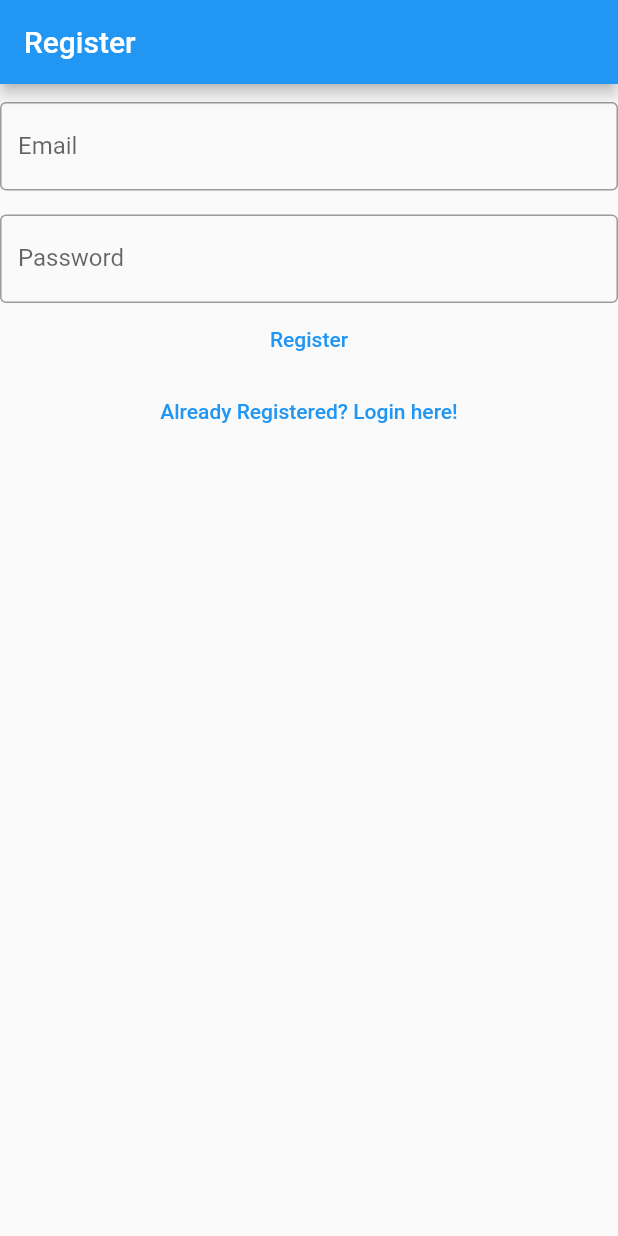
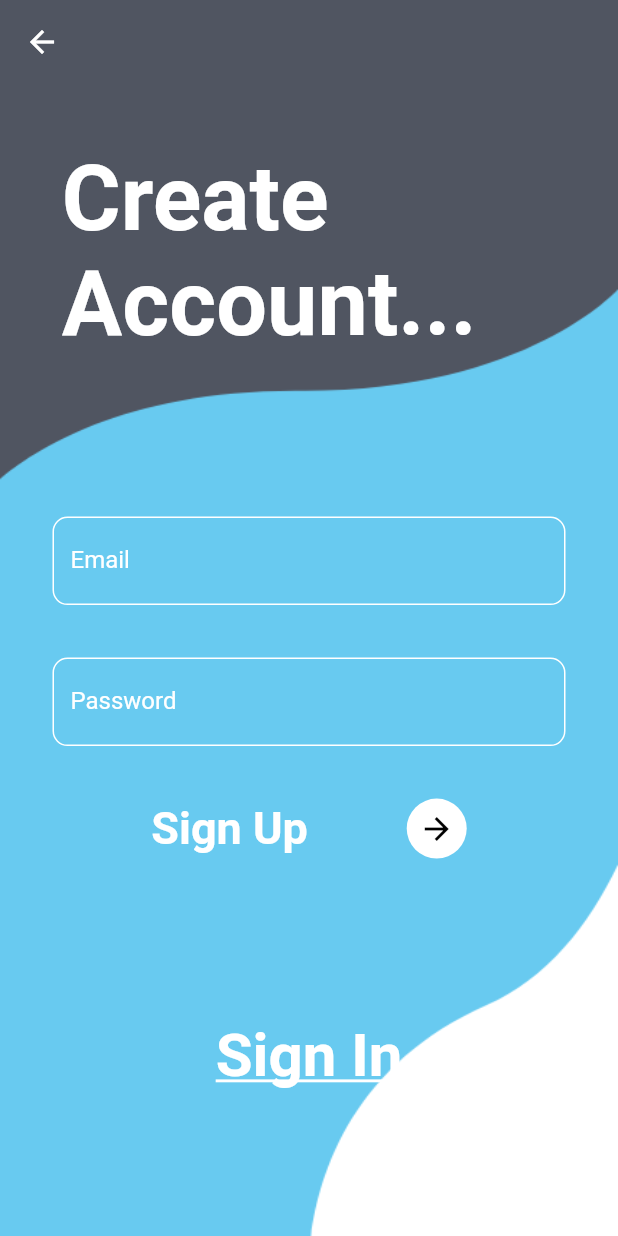
Before and after one commit to Premanshtomar/Notes-App, a Flutter app: the screen it shows after launch, after a tap on "Sign up", on a phone screen of 412 x 824 dp. Run offline on Flutter 3.47's test engine with Material 2 defaults, Android fonts, the phone set to English and light mode, and no system bars; our stand-ins replace firebase_auth, firebase_core; accounts and stored records are empty; network calls fail.

Commit message:
Changed register screen to a better version.

```diff
--- a/lib/Views/login_view.dart
+++ b/lib/Views/login_view.dart
@@ -47,7 +47,7 @@ class _LoginViewState extends State<LoginView> {
           children: [
             SingleChildScrollView(
               child: Container(
-                padding:const EdgeInsets.only(top: 210, left: 40) ,
+                margin:EdgeInsets.only(top: MediaQuery.of(context).size.height*0.19, left: MediaQuery.of(context).size.width*0.09),
                 child: const Text('Welcome\n User...',
                   style: TextStyle(
                       color: Colors.white,
@@ -58,7 +58,8 @@ class _LoginViewState extends State<LoginView> {
             ),
             Container(
               padding: EdgeInsets.only(top: MediaQuery.of(context).size.height/2,right: 35,left: 35),
-              child:Column(
+              child:SingleChildScrollView(
+                child: Column(
                   children:[
                     TextField(
                       controller: _email,
@@ -145,7 +146,7 @@ class _LoginViewState extends State<LoginView> {
                       children: [
                         TextButton(onPressed: () {
                           Navigator.of(context)
-                            .pushNamedAndRemoveUntil('/register/', (route) => false);
+                              .pushNamed('/register/');
                         },
                             child:const Text('Sign up',
                               style: TextStyle(
@@ -171,6 +172,7 @@ class _LoginViewState extends State<LoginView> {
                       ],
                     )
                   ],
+                ),
               )
             ),
           ],
--- a/lib/Views/register_view.dart
+++ b/lib/Views/register_view.dart
@@ -36,12 +36,38 @@ class _RegisterViewState extends State<RegisterView> {
 
   @override
   Widget build(BuildContext context) {
-    return Scaffold(
+    return Container(
+      decoration: const BoxDecoration(
+        image: DecorationImage(
+            image: AssetImage('asset/register.png'), fit: BoxFit.fill),
+      ),
+      child: Scaffold(
         appBar: AppBar(
-        title: const Text('Register'),
+          backgroundColor: Colors.transparent,
+          elevation: 0,
         ),
-      body: Padding(
-        padding: const EdgeInsets.only(top: 12.0),
+        backgroundColor: Colors.transparent,
+        body: Stack(
+          children: [
+            Container(
+                margin: EdgeInsets.only(
+                    top: MediaQuery.of(context).size.height * 0.05,
+                    left: MediaQuery.of(context).size.height * 0.05),
+                child: const Text(
+                  'Create\nAccount...',
+                  style: TextStyle(
+                      fontSize: 60,
+                      fontWeight: FontWeight.w700,
+                      color: Colors.white),
+                )),
+            SingleChildScrollView(
+              child: Container(
+                // decoration: BoxDecoration(color: Colors.lightBlue),
+                margin: EdgeInsets.only(
+                    top: MediaQuery.of(context).size.height * 0.35,
+                    left: 35,
+                    right: 35,
+                    bottom: MediaQuery.of(context).size.height * 0.35),
                 child: Column(
                   children: [
                     TextField(
@@ -49,56 +75,119 @@ class _RegisterViewState extends State<RegisterView> {
                       keyboardType: TextInputType.emailAddress,
                       autocorrect: false,
                       enableSuggestions: false,
-              decoration: const InputDecoration(hintText: "example@xyz.com",
-              label: Text('Email'),
-              border: OutlineInputBorder()),
-
+                      decoration: InputDecoration(
+                        focusedBorder: OutlineInputBorder(
+                          borderSide: const BorderSide(color: Colors.black),
+                          borderRadius: BorderRadius.circular(10),
                         ),
-            const SizedBox(height: 16),
+                        enabledBorder: OutlineInputBorder(
+                            borderRadius: BorderRadius.circular(10),
+                            borderSide: const BorderSide(color: Colors.white)),
+                        border: OutlineInputBorder(
+                          borderRadius: BorderRadius.circular(10),
+                        ),
+                        hintText: "example@xyz.com",
+                        label: const Text(
+                          'Email',
+                          style: TextStyle(color: Colors.white),
+                        ),
+                      ),
+                    ),
+                    const SizedBox(
+                      height: 35,
+                    ),
                     TextField(
                       controller: _password,
                       obscureText: true,
                       enableSuggestions: false,
                       autocorrect: false,
-              decoration: const InputDecoration(hintText: 'Enter your password',
-
-              label: Text('Password'),
-              border: OutlineInputBorder()),
+                      decoration: InputDecoration(
+                        focusedBorder: OutlineInputBorder(
+                          borderSide: const BorderSide(color: Colors.black),
+                          borderRadius: BorderRadius.circular(10),
                         ),
-            TextButton(
+                        enabledBorder: OutlineInputBorder(
+                            borderRadius: BorderRadius.circular(10),
+                            borderSide: const BorderSide(color: Colors.white)),
+                        border: OutlineInputBorder(
+                            borderRadius: BorderRadius.circular(10)),
+                        hintText: 'Enter your password',
+                        label: const Text(
+                          'Password',
+                          style: TextStyle(color: Colors.white),
+                        ),
+                      ),
+                    ),
+                    const SizedBox(
+                      height: 35,
+                    ),
+                    Row(
+                      mainAxisAlignment: MainAxisAlignment.spaceEvenly,
+                      children: [
+                        const Text("Sign Up",
+                            style: TextStyle(
+                                fontSize: 30,
+                                color: Colors.white,
+                                fontWeight: FontWeight.w700)),
+                        CircleAvatar(
+                          backgroundColor: Colors.white,
+                          child: IconButton(
                               onPressed: () async {
                                 final email = _email.text;
                                 final password = _password.text;
-               try{
+                                try {
                                   await AuthServices.firebase().createUser(
                                       email: email, password: password);
-                 AuthServices.firebase().sendEmailVerification();
+                                  AuthServices.firebase()
+                                      .sendEmailVerification();
                                   // ignore: use_build_context_synchronously
-                 Navigator.of(context).pushNamed('/email_verify/');
-               }on WeakPasswordAuthException catch (e) {
-                 showErrorDialog(context, 'Password Is Too Weak');
-               }on UserNotFoundAuthException catch (e) {
+                                  Navigator.of(context)
+                                      .pushNamed('/email_verify/');
+                                } on WeakPasswordAuthException catch (_) {
+                                  showErrorDialog(
+                                      context, 'Password Is Too Weak');
+                                } on UserNotFoundAuthException catch (e) {
                                   showErrorDialog(context, e.toString());
-               }on EmailAlreadyInUseAuthException catch (e) {
-                 showErrorDialog(context, 'Email Already In Use.');
-               }on InvalidEmailAuthException catch (e) {
+                                } on EmailAlreadyInUseAuthException catch (_) {
+                                  showErrorDialog(
+                                      context, 'Email Already In Use.');
+                                } on InvalidEmailAuthException catch (_) {
                                   showErrorDialog(context, 'Invalid Email');
-               }on GenericAuthException catch (e) {
-                 showErrorDialog(context, 'Authentication Error.');
+                                } on GenericAuthException catch (_) {
+                                  showErrorDialog(
+                                      context, 'Authentication Error.');
                                 }
                               },
-              child: const Text('Register'),
+                              icon: const Icon(
+                                Icons.arrow_forward,
+                                color: Colors.black,
+                              )),
+                        )
+                      ],
+                    ),
+                    const SizedBox(
+                      height: 100,
                     ),
                     TextButton(
                       onPressed: () {
-                  Navigator.of(context)
-                      .pushNamedAndRemoveUntil('/login/', (route) => false);
+                        Navigator.of(context).pushNamedAndRemoveUntil(
+                            '/login/', (route) => false);
                       },
-                child: const Text('Already Registered? Login here!'))
+                      child: const Text("Sign In",
+                          style: TextStyle(
+                              fontSize: 40,
+                              color: Colors.white,
+                              fontWeight: FontWeight.w700,
+                              decoration: TextDecoration.underline)),
+                    )
+                  ],
+                ),
+              ),
+            ),
           ],
         ),
       ),
     );
-    // default: return const Text("Loading...");
+    // default; return const Text("Loading...");
   }
 }
```
Lines whose indentation alone changed are shown as unchanged.
